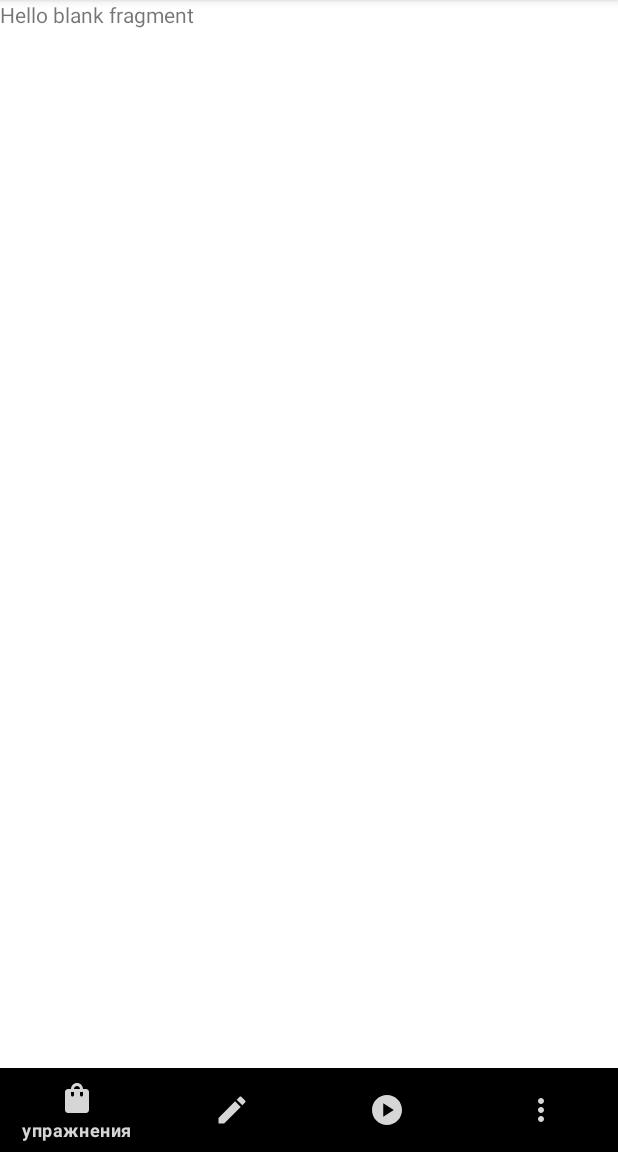
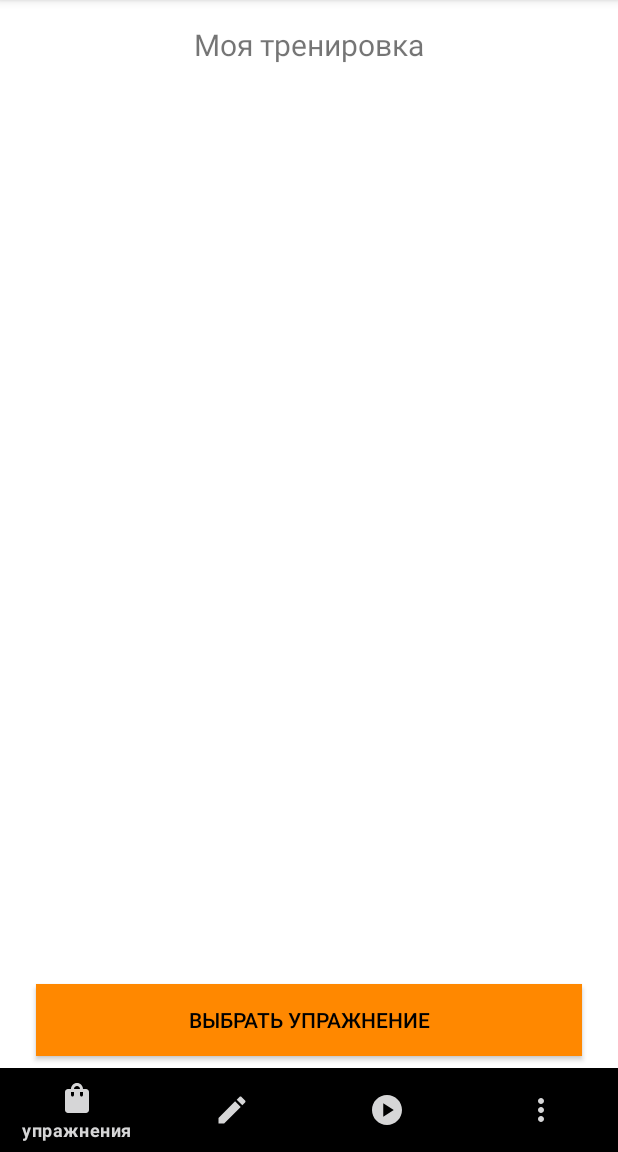
Before and after one commit to VadimKirillov/MyApp, an Android app: the fragment TrainCreatorFragment placed in its activity, on a phone screen of 412 x 824 dp, the part 84-1236 px from its top. Run offline under Robolectric (Android 15) with nearby library versions, the phone set to English and light mode, and no system bars; our stand-ins replace Room's generated code; libraries missing offline, so code that uses them is left out: com.apollographql.apollo3; 5 statements that could not run were skipped.

```diff
--- a/app/src/main/res/layout/fragment_train_creator.xml
+++ b/app/src/main/res/layout/fragment_train_creator.xml
@@ -1,14 +1,54 @@
 <?xml version="1.0" encoding="utf-8"?>
 <FrameLayout xmlns:android="http://schemas.android.com/apk/res/android"
+    xmlns:app="http://schemas.android.com/apk/res-auto"
     xmlns:tools="http://schemas.android.com/tools"
+    android:id="@+id/exholder"
     android:layout_width="match_parent"
-    android:layout_height="match_parent"
-    tools:context=".TrainCreatorFragment">
+    android:layout_height="match_parent">
 
-    <!-- TODO: Update blank fragment layout -->
-    <TextView
+    <androidx.constraintlayout.widget.ConstraintLayout
         android:layout_width="match_parent"
-        android:layout_height="match_parent"
-        android:text="@string/hello_blank_fragment" />
+        android:layout_height="match_parent">
+
+        <TextView
+            android:id="@+id/textView13"
+            android:layout_width="wrap_content"
+            android:layout_height="wrap_content"
+            android:layout_marginTop="16dp"
+            android:text="Моя тренировка"
+            android:textSize="20sp"
+            app:layout_constraintEnd_toEndOf="parent"
+            app:layout_constraintHorizontal_bias="0.5"
+            app:layout_constraintStart_toStartOf="parent"
+            app:layout_constraintTop_toTopOf="parent" />
+
+        <androidx.appcompat.widget.AppCompatButton
+            android:id="@+id/createNewExercise"
+            android:layout_width="match_parent"
+            android:layout_height="wrap_content"
+            android:layout_marginStart="24dp"
+            android:layout_marginEnd="24dp"
+            android:layout_marginBottom="64dp"
+            android:background="@color/orange"
+            android:text="Выбрать упражнение"
+            android:textColor="@color/black"
+            app:layout_constraintBottom_toBottomOf="parent"
+            app:layout_constraintEnd_toEndOf="parent"
+            app:layout_constraintHorizontal_bias="0.0"
+            app:layout_constraintStart_toStartOf="parent" />
+
+        <androidx.recyclerview.widget.RecyclerView
+            android:id="@+id/recyclerCategories"
+            android:layout_width="match_parent"
+            android:layout_height="wrap_content"
+            android:layout_marginTop="16dp"
+            app:layout_constraintEnd_toEndOf="parent"
+            app:layout_constraintHorizontal_bias="0.0"
+            app:layout_constraintStart_toStartOf="parent"
+            app:layout_constraintTop_toBottomOf="@+id/textView13" />
+
+
+    </androidx.constraintlayout.widget.ConstraintLayout>
+
 
 </FrameLayout>
```
Also changed, not shown: app/src/main/res/layout/train_item.xml (added, +71 -0 lines).
